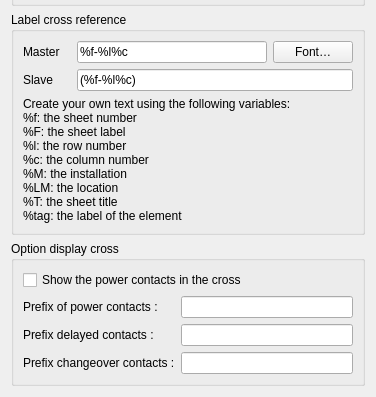
Old version of the form sources/ui/xrefpropertieswidget.ui in the repository itaueira/qelectrotech-source; both pictures show x 0 to 376 and y 341 to 738 of the 376 by 738 pixel window.
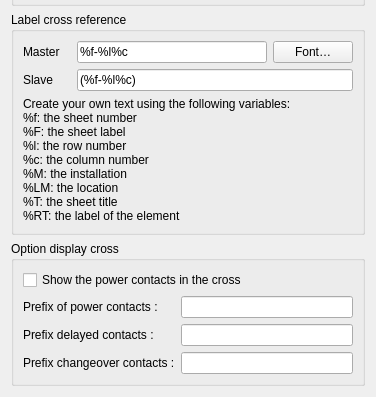
New version of the form.

```diff
--- a/sources/ui/xrefpropertieswidget.ui
+++ b/sources/ui/xrefpropertieswidget.ui
@@ -320,7 +320,7 @@
 %M: the installation
 %LM: the location
 %T: the sheet title
-%tag: the label of the element</string>
+%RT: the label of the element</string>
           </property>
          </widget>
         </item>
```
